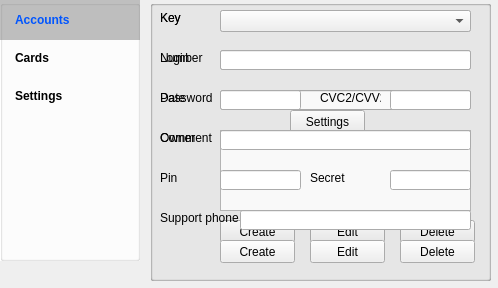
777AvEnGeR777/project, file QtProject/mainwindow.ui: the form before one commit.
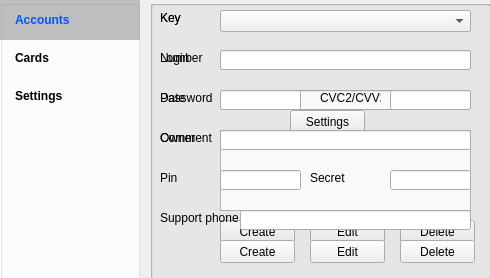
The form after the commit.

Patch:
```diff
--- a/QtProject/mainwindow.ui
+++ b/QtProject/mainwindow.ui
@@ -6,8 +6,8 @@
    <rect>
     <x>0</x>
     <y>0</y>
-    <width>498</width>
-    <height>288</height>
+    <width>490</width>
+    <height>278</height>
    </rect>
   </property>
   <property name="windowTitle">
@@ -20,7 +20,7 @@
       <x>0</x>
       <y>0</y>
       <width>140</width>
-      <height>261</height>
+      <height>281</height>
      </rect>
     </property>
     <property name="styleSheet">
```
Left out of the diff: 2 changed lines with no effect on the pictures.
